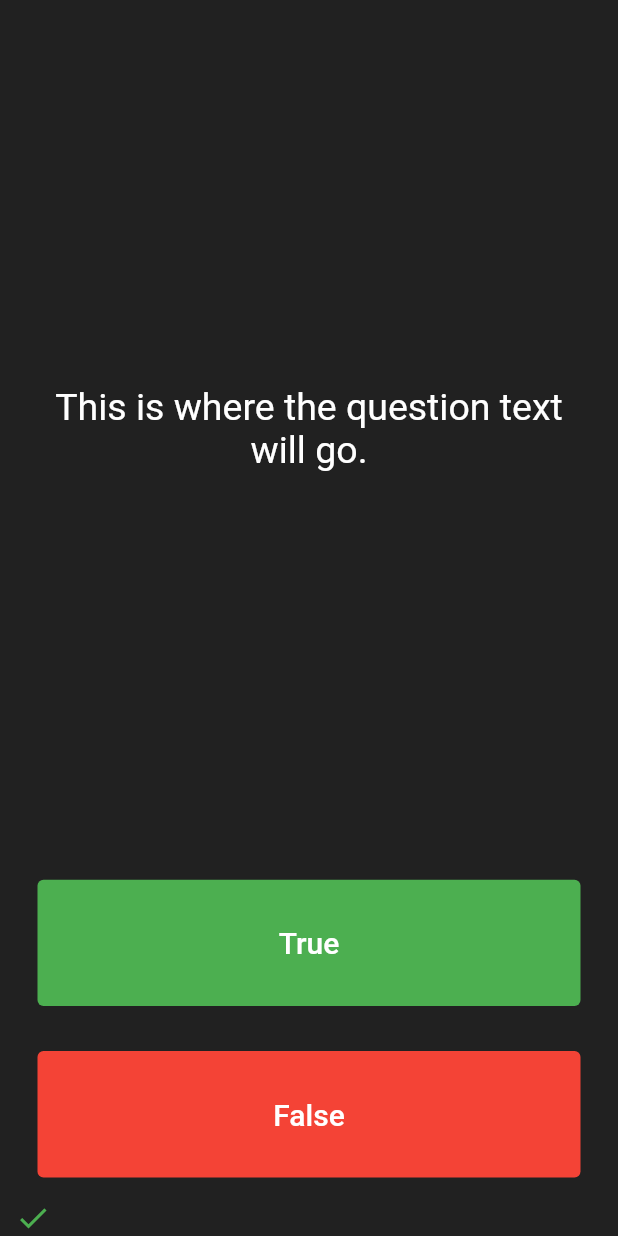
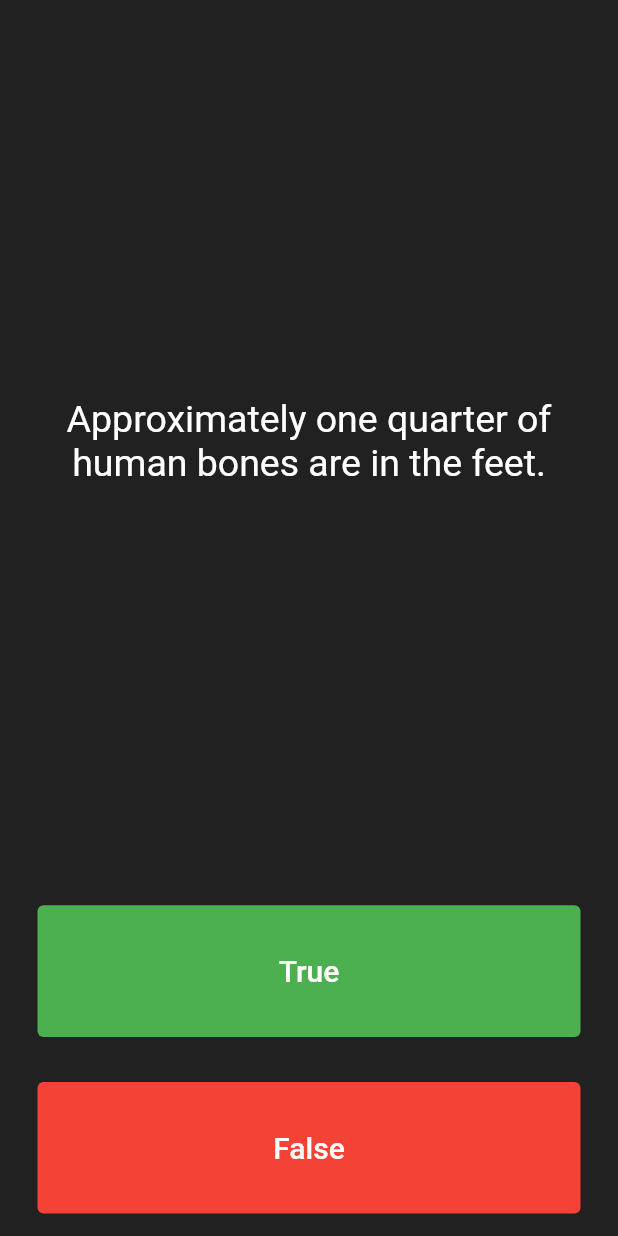
Before and after one commit to elifogreniyor/quizzler_flutter_project, a Flutter app: the screen it shows after launch, after a tap on "True", on a phone screen of 412 x 824 dp. Run offline on Flutter 3.47's test engine with Material 2 defaults, Android fonts, the phone set to English and light mode, and no system bars.

Commit message:
question and answer added

```diff
--- a/lib/main.dart
+++ b/lib/main.dart
@@ -30,10 +30,20 @@
 
 class _QuizPageState extends State<QuizPage> {
 
-  List<String> myStrings = ['a', 'b', 'c', 'd'];
   List<Widget> scoreKeeper = [
       ];
+  List<String> questions = [
+    'You can lead a cow down stairs but not up stairs.',
+    'Approximately one quarter of human bones are in the feet.',
+    'A slug\'s blood is green.',
+  ];
+  List<bool> answers = [
+  false,
+  true,
+  true,
+  ];
 
+  int questionNumber = 0;
   @override
   Widget build(BuildContext context) {
     return Column(
@@ -45,8 +55,7 @@
           child: Padding(
             padding: EdgeInsets.all(10.0),
             child: Center(
-              child: Text(
-                'This is where the question text will go.',
+              child: Text(questions[questionNumber ],
                 textAlign: TextAlign.center,
                 style: TextStyle(
                   fontSize: 25.0,
@@ -69,11 +78,16 @@
                 ),
               ),
               onPressed: () {
+                bool correctAnswer = answers[questionNumber];
+
+                if(correctAnswer == false){
+                  print('User got it right!');
+                } else(){
+                  print('User got it wrong!');
+                };
+
                 setState(() {
-                  scoreKeeper.add(Icon(
-                    Icons.check, color: Colors.green,
-                  ),
-                );
+                  questionNumber++;
               }
             );
           },
@@ -94,6 +108,7 @@
               ),
               onPressed: () {
                 setState(() {
+                  questionNumber++;
                   scoreKeeper.add(Icon(
                     Icons.cancel,
                     color: Colors.red,
```
